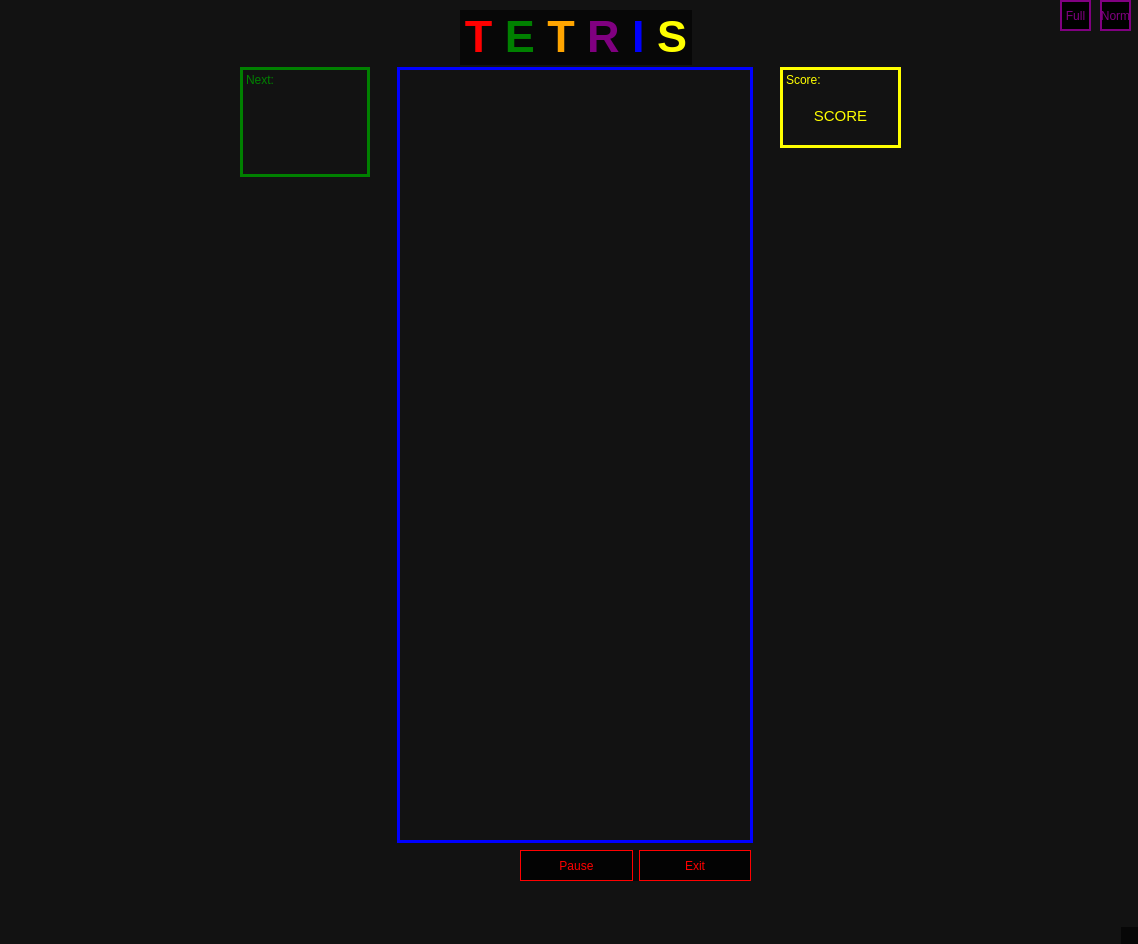
Old version of the form mainwindow2.ui in the repository FelixWeichselgartner/Tetris.
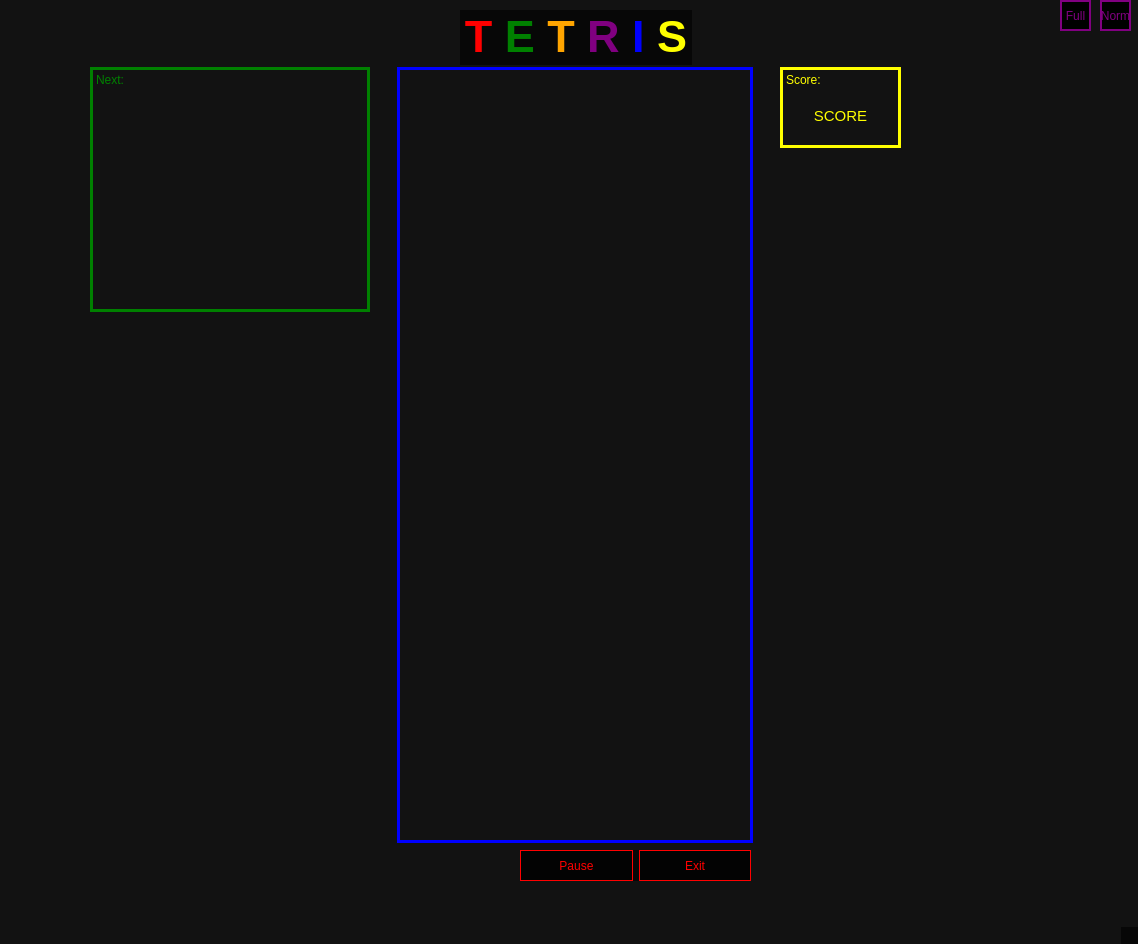
New version of the form.

Commit message: Next piece function

Diff of the .ui file:
```diff
--- a/mainwindow2.ui
+++ b/mainwindow2.ui
@@ -69,10 +69,10 @@
    <widget class="QLabel" name="lblnext">
     <property name="geometry">
      <rect>
-      <x>240</x>
+      <x>90</x>
       <y>67</y>
-      <width>130</width>
-      <height>110</height>
+      <width>280</width>
+      <height>245</height>
      </rect>
     </property>
     <property name="sizePolicy">
```
The commit also changes 2 other files.
